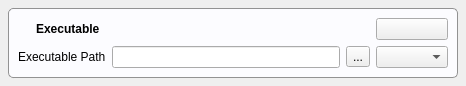
tappi287/simmon_gui, file ui/process_widget.ui: the form before one commit.
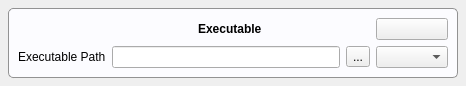
The form after the commit. Icons and pictures are not drawn.

Diff of the .ui file:
```diff
--- a/ui/process_widget.ui
+++ b/ui/process_widget.ui
@@ -7,7 +7,7 @@
     <x>0</x>
     <y>0</y>
     <width>466</width>
-    <height>77</height>
+    <height>79</height>
    </rect>
   </property>
   <property name="windowTitle">
@@ -72,16 +72,10 @@
       <item row="0" column="0" colspan="3">
        <layout class="QHBoxLayout" name="horizontalLayout">
         <property name="spacing">
-         <number>4</number>
+         <number>8</number>
         </property>
         <item>
          <widget class="QLabel" name="processIconLabel">
-          <property name="maximumSize">
-           <size>
-            <width>14</width>
-            <height>14</height>
-           </size>
-          </property>
           <property name="frameShape">
            <enum>QFrame::NoFrame</enum>
           </property>
```
